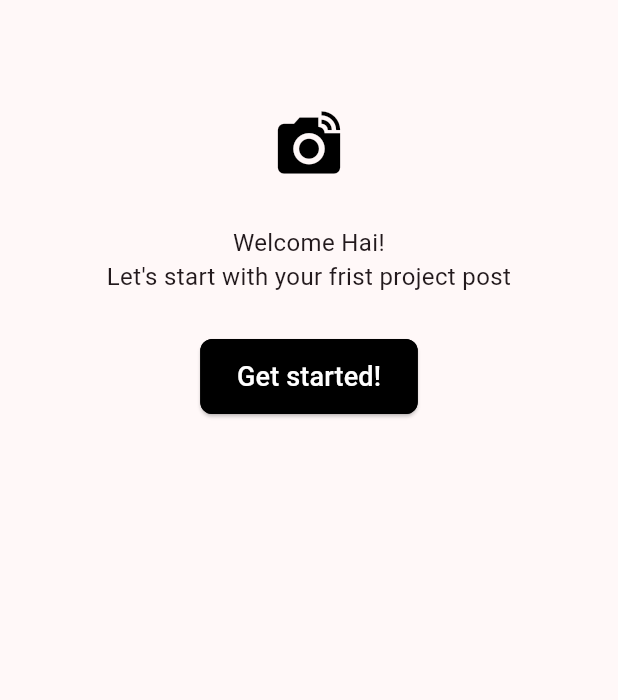
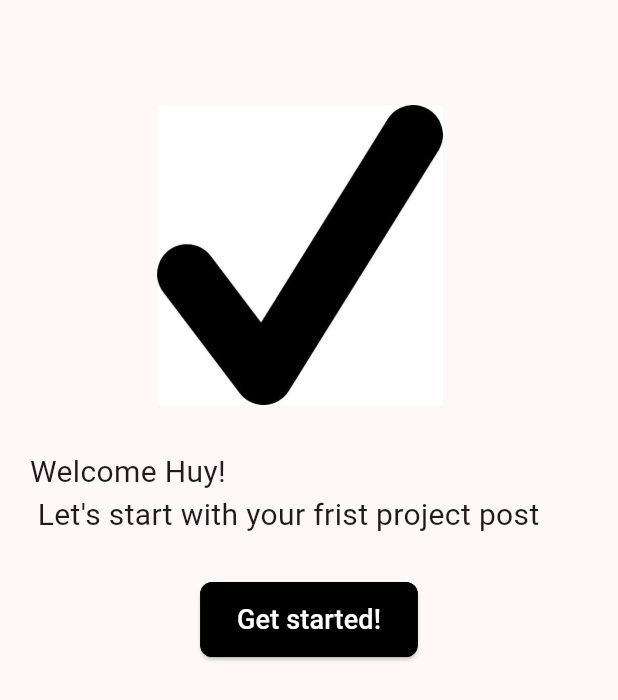
Before and after one commit to giahuy200202/StudentHub, a Flutter app: the WelcomeWidget screen opened directly, on a phone screen of 412 x 824 dp. Shown: the top 700 px of the screen. Run offline on Flutter 3.47's test engine with Material 3 defaults, Android fonts, the phone set to English and light mode, and no system bars; our stand-ins replace dotted_border, flutter_local_notifications, flutter_riverpod, image_picker, rxdart, timezone.

Commit message:
change ui Welcome page

```diff
--- a/lib/widgets/profile/welcome.widget.dart
+++ b/lib/widgets/profile/welcome.widget.dart
@@ -18,24 +18,22 @@ class _WelcomeWidget extends ConsumerState<WelcomeWidget> {
       body: SingleChildScrollView(
         child: Padding(
           padding: const EdgeInsets.symmetric(horizontal: 20),
-          child: Center(
           child: Column(
             mainAxisAlignment: MainAxisAlignment.center,
-              crossAxisAlignment: CrossAxisAlignment.center,
+            crossAxisAlignment: CrossAxisAlignment.start,
             children: [
               const SizedBox(height: 70),
-                const Icon(
-                  Icons.linked_camera,
-                  color: Color.fromARGB(255, 0, 0, 0),
-                  size: 50,
-                  semanticLabel: 'Text to announce in accessibility modes',
+              Image.asset(
+                'assets/img/123.jpg',
+                width: 360,
+                height: 200,
               ),
               const SizedBox(height: 30),
               const Text(
-                  'Welcome Hai!',
+                'Welcome Huy!',
                 textAlign: TextAlign.center,
                 style: TextStyle(
-                    fontSize: 16,
+                  fontSize: 20,
                   //fontWeight: FontWeight.bold,
                 ),
               ),
@@ -43,7 +41,7 @@ class _WelcomeWidget extends ConsumerState<WelcomeWidget> {
                 "Let's start with your frist project post  ",
                 textAlign: TextAlign.center,
                 style: TextStyle(
-                    fontSize: 16,
+                  fontSize: 20,
                   //fontWeight: FontWeight.bold,
                 ),
               ),
@@ -81,7 +79,6 @@ class _WelcomeWidget extends ConsumerState<WelcomeWidget> {
           ),
         ),
       ),
-      ),
     );
   }
 }
--- a/pubspec.yaml
+++ b/pubspec.yaml
@@ -72,7 +72,8 @@ flutter:
   # assets:
   #   - images/a_dot_burr.jpeg
   #   - images/a_dot_ham.jpeg
-
+  assets:
+        - assets/img/123.jpg
   # An image asset can refer to one or more resolution-specific "variants", see
   # https://flutter.dev/assets-and-images/#resolution-aware
 
```
Also changed, not shown: assets/img/123.jpg (added), pubspec.lock. Lines whose indentation alone changed are shown as unchanged.
